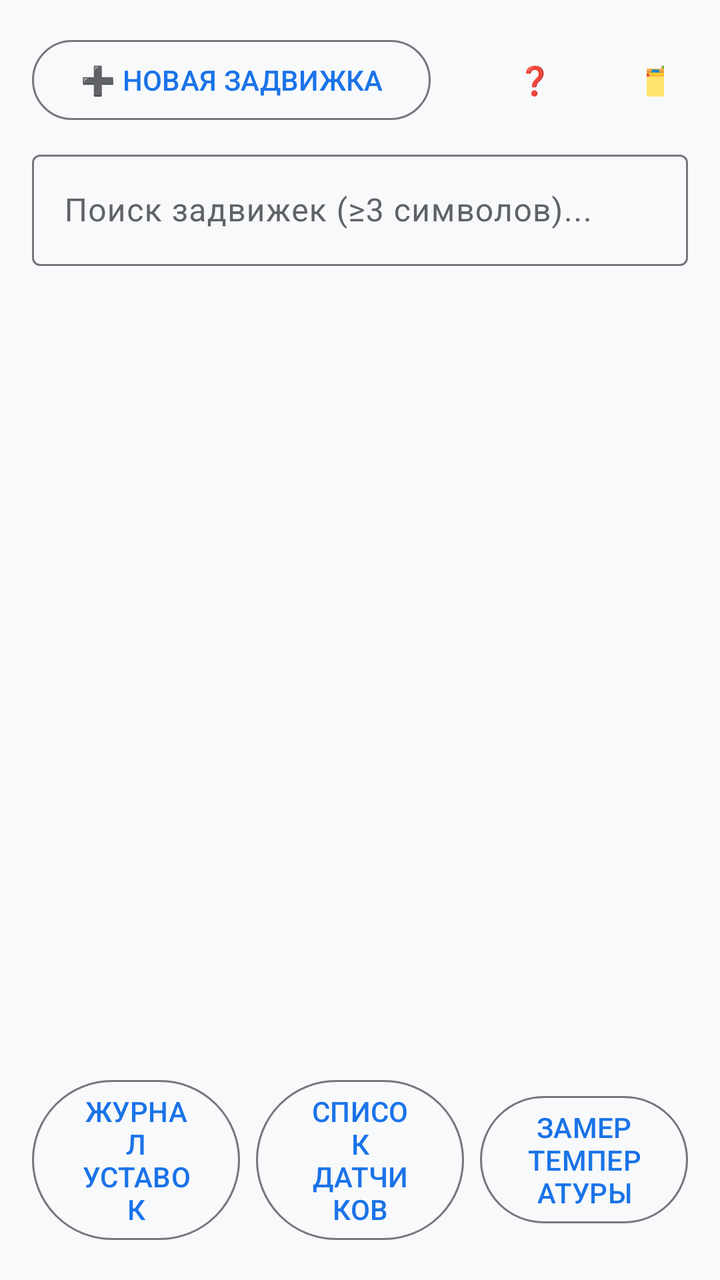
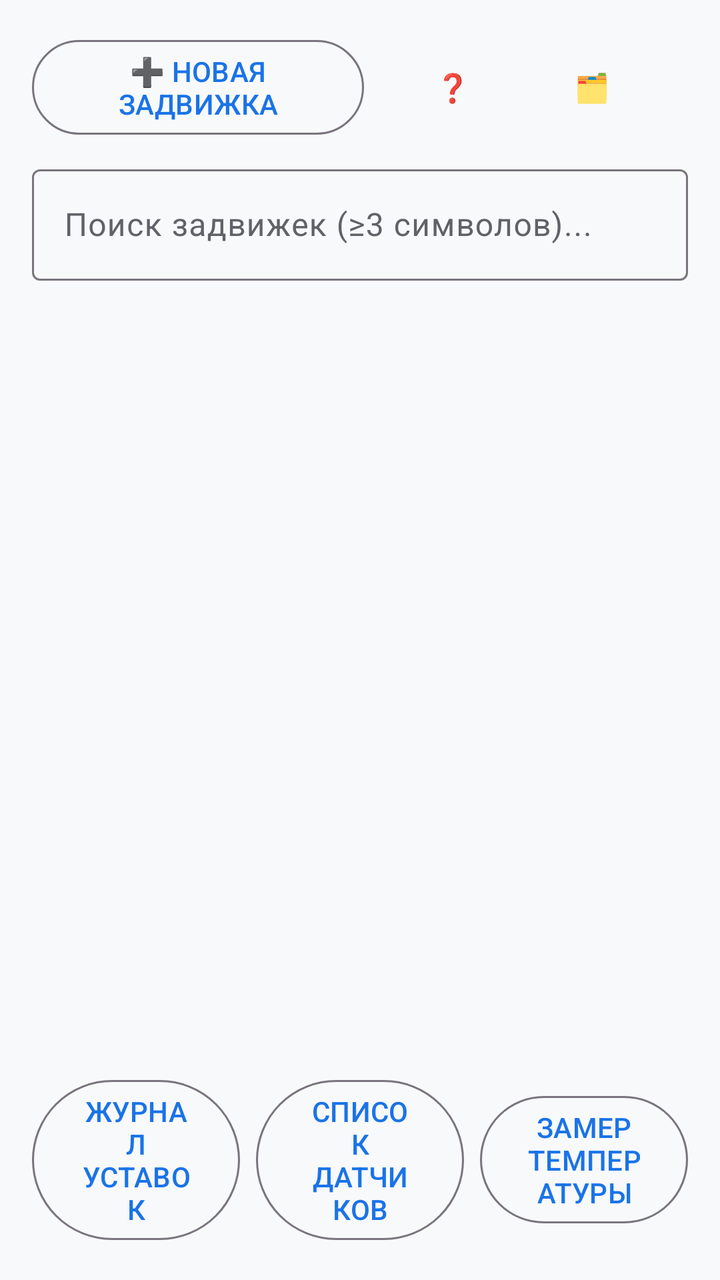

Two renders of the same Android screen: before a commit and after it. Below are the layout's source before the change and the commit's diff.
<!-- AndroidManifest.xml: application theme Theme.FocusApp -->
<!-- res/layout/activity_main.xml -->
<?xml version="1.0" encoding="utf-8"?>
<LinearLayout xmlns:android="http://schemas.android.com/apk/res/android"
    xmlns:app="http://schemas.android.com/apk/res-auto"
    android:layout_width="match_parent"
    android:layout_height="match_parent"
    android:orientation="vertical"
    android:padding="16dp">

    
    <LinearLayout
        android:layout_width="match_parent"
        android:layout_height="wrap_content"
        android:orientation="horizontal"
        android:gravity="center_vertical"
        android:layout_marginBottom="8dp">

        
        <TextView
            android:id="@+id/tvListStatus"
            android:layout_width="0dp"
            android:layout_height="wrap_content"
            android:layout_weight="1"
            android:text="НОВЫЙ 17"
            android:textSize="16sp"
            android:textStyle="bold"
            android:visibility="gone" />

        
        <com.google.android.material.button.MaterialButton
            android:id="@+id/btnNewValve"
            android:layout_width="wrap_content"
            android:layout_height="wrap_content"
            android:text="➕ НОВАЯ ЗАДВИЖКА"
            android:layout_marginEnd="8dp"
            style="@style/Widget.Material3.Button.OutlinedButton" />

        
        <com.google.android.material.button.MaterialButton
            android:id="@+id/btnToList"
            android:layout_width="wrap_content"
            android:layout_height="wrap_content"
            android:text="📋 К СПИСКУ"
            android:visibility="gone"
            android:layout_marginEnd="8dp"
            style="@style/Widget.Material3.Button" />

        
        <com.google.android.material.button.MaterialButton
            android:id="@+id/btnHelp"
            android:layout_width="wrap_content"
            android:layout_height="wrap_content"
            android:text="❓"
            style="@style/Widget.Material3.Button.TextButton" />

        
        <com.google.android.material.button.MaterialButton
            android:id="@+id/btnLists"
            android:layout_width="wrap_content"
            android:layout_height="wrap_content"
            android:text="🗂️"
            style="@style/Widget.Material3.Button.TextButton" />

        
        <com.google.android.material.button.MaterialButton
            android:id="@+id/btnSettings"
            style="@style/Widget.Material3.Button.TextButton"
            android:layout_width="60dp"
            android:layout_height="wrap_content"
            android:text="⚙️" />
    </LinearLayout>

    
    <com.google.android.material.textfield.TextInputLayout
        android:layout_width="match_parent"
        android:layout_height="wrap_content"
        android:hint="Поиск задвижек (≥3 символов)..."
        style="@style/Widget.Material3.TextInputLayout.OutlinedBox">

        <com.google.android.material.textfield.TextInputEditText
            android:id="@+id/etSearch"
            android:layout_width="match_parent"
            android:layout_height="wrap_content"
            android:inputType="text"
            android:maxLines="1" />
    </com.google.android.material.textfield.TextInputLayout>

    
    <androidx.recyclerview.widget.RecyclerView
        android:id="@+id/rvGateValves"
        android:layout_width="match_parent"
        android:layout_height="0dp"
        android:layout_weight="1"
        android:layout_marginTop="8dp"
        android:clipToPadding="false"
        android:paddingBottom="8dp" />
    
    <TextView
        android:id="@+id/tvEmptySearch"
        android:layout_width="match_parent"
        android:layout_height="match_parent"
        android:gravity="center"
        android:text="🔍 Ничего не найдено\nПопробуйте изменить запрос"
        android:textSize="18sp"
        android:textColor="@color/on_surface_secondary"
        android:visibility="gone" />



    
    <LinearLayout
        android:id="@+id/bottomButtons"
        android:layout_width="match_parent"
        android:layout_height="wrap_content"
        android:orientation="horizontal"
        android:gravity="center"
        android:layout_marginTop="8dp">

        <com.google.android.material.button.MaterialButton
            android:id="@+id/btnSetpoints"
            android:layout_width="0dp"
            android:layout_height="wrap_content"
            android:layout_weight="1"
            android:layout_marginEnd="8dp"
            android:text="ЖУРНАЛ УСТАВОК"
            style="@style/Widget.Material3.Button.OutlinedButton" />

        <com.google.android.material.button.MaterialButton
            android:id="@+id/btnSensors"
            android:layout_width="0dp"
            android:layout_height="wrap_content"
            android:layout_weight="1"
            android:layout_marginEnd="8dp"
            android:text="СПИСОК ДАТЧИКОВ"
            style="@style/Widget.Material3.Button.OutlinedButton" />

        <com.google.android.material.button.MaterialButton
            android:id="@+id/btnConverter"
            android:layout_width="0dp"
            android:layout_height="wrap_content"
            android:layout_weight="1"
            android:text="ЗАМЕР ТЕМПЕРАТУРЫ"
            style="@style/Widget.Material3.Button.OutlinedButton" />
    </LinearLayout>

</LinearLayout>
<!-- resources referenced by this layout -->
<resources>
  <color name="on_surface_secondary">#5F6368</color>
  <style name="Theme.FocusApp" parent="Theme.Material3.DayNight.NoActionBar">
          
          <item name="colorPrimary">@color/primary</item>
          <item name="colorPrimaryContainer">@color/primary_container</item>
          <item name="colorSecondary">@color/secondary</item>
          <item name="colorTertiary">@color/tertiary</item>
  
          
          <item name="colorOnPrimary">@color/on_primary</item>
          <item name="colorOnSurface">@color/on_surface</item>
          <item name="colorOnSurfaceVariant">@color/on_surface_secondary</item>
  
          
          <item name="colorSurface">@color/surface</item>
          <item name="colorSurfaceVariant">@color/surface_variant</item>
          <item name="android:colorBackground">@color/background</item>
  
          
          <item name="android:statusBarColor">@color/status_bar</item>
  
          
          <item name="android:navigationBarColor">@color/surface</item>
      </style>
  <color name="primary">#1A73E8</color>
  <color name="primary_container">#D2E3FC</color>
  <color name="secondary">#03DAC6</color>
  <color name="tertiary">#FF6B6B</color>
  <color name="on_primary">#FFFFFF</color>
  <color name="on_surface">#202124</color>
  <color name="surface">#FFFFFF</color>
  <color name="surface_variant">#F5F5F5</color>
  <color name="background">#F8F9FA</color>
  <color name="status_bar">#FFFFFF</color>
</resources>

<!-- the commit's change to res/layout/activity_main.xml (unified diff, before → after) -->
@@ -28,11 +28,11 @@
         
         <com.google.android.material.button.MaterialButton
             android:id="@+id/btnNewValve"
-            android:layout_width="wrap_content"
+            style="@style/Widget.Material3.Button.OutlinedButton"
+            android:layout_width="166dp"
             android:layout_height="wrap_content"
-            android:text="➕ НОВАЯ ЗАДВИЖКА"
             android:layout_marginEnd="8dp"
-            style="@style/Widget.Material3.Button.OutlinedButton" />
+            android:text="➕ НОВАЯ ЗАДВИЖКА" />
 
         
         <com.google.android.material.button.MaterialButton
@@ -47,18 +47,18 @@
         
         <com.google.android.material.button.MaterialButton
             android:id="@+id/btnHelp"
-            android:layout_width="wrap_content"
+            style="@style/Widget.Material3.Button.TextButton"
+            android:layout_width="73dp"
             android:layout_height="wrap_content"
-            android:text="❓"
-            style="@style/Widget.Material3.Button.TextButton" />
+            android:text="❓" />
 
         
         <com.google.android.material.button.MaterialButton
             android:id="@+id/btnLists"
-            android:layout_width="wrap_content"
+            style="@style/Widget.Material3.Button.TextButton"
+            android:layout_width="66dp"
             android:layout_height="wrap_content"
-            android:text="🗂️"
-            style="@style/Widget.Material3.Button.TextButton" />
+            android:text="🗂️" />
 
         
         <com.google.android.material.button.MaterialButton
@@ -88,9 +88,9 @@
     <androidx.recyclerview.widget.RecyclerView
         android:id="@+id/rvGateValves"
         android:layout_width="match_parent"
-        android:layout_height="0dp"
+        android:layout_height="434dp"
+        android:layout_marginTop="8dp"
         android:layout_weight="1"
-        android:layout_marginTop="8dp"
         android:clipToPadding="false"
         android:paddingBottom="8dp" />
     
